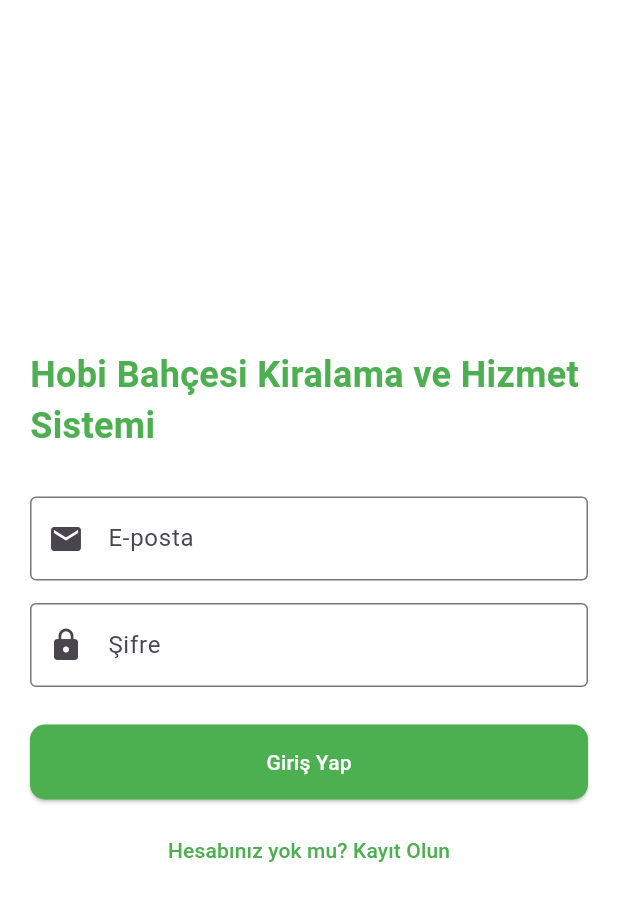
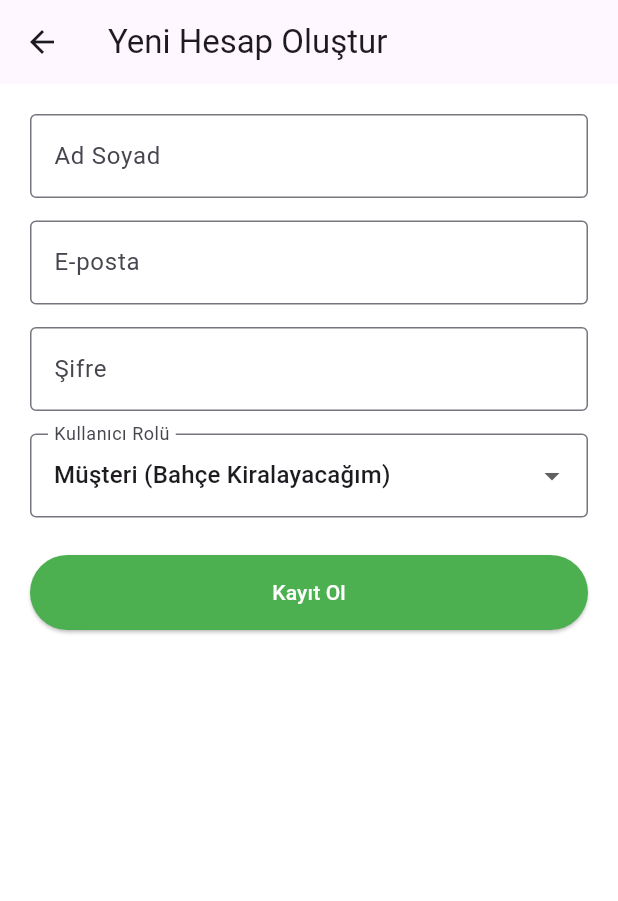
Before and after one commit to suraesgi/243301071_EmineSuraEsgi_Flutter_Proje, a Flutter app: the screen it shows after launch, after a tap on "Hesabınız yok mu? Kayıt Olun", on a phone screen of 412 x 824 dp. Shown: the top 901 px of the screen. Run offline on Flutter 3.47's test engine with Material 3 defaults, Android fonts, the phone set to English and light mode, and no system bars.

Commit message:
Ekran kodları screens klasörüne taşındı ve mimari düzenlendi.

```diff
--- a/lib/main.dart
+++ b/lib/main.dart
@@ -1,4 +1,5 @@
 import 'package:flutter/material.dart';
+import 'screens/login_screen.dart';
 
 void main() {
   runApp(const HobiBahcesiApp());
@@ -11,7 +12,7 @@ class HobiBahcesiApp extends StatelessWidget {
   Widget build(BuildContext context) {
     return MaterialApp(
       debugShowCheckedModeBanner: false,
-      title: 'Hobi Bahçesi Kiralama ve Hizmet Sistemi',
+      title: 'Hobi Bahçesi Kiralama',
       theme: ThemeData(
         scaffoldBackgroundColor: Colors.white,
         primarySwatch: Colors.green,
@@ -20,71 +21,3 @@ class HobiBahcesiApp extends StatelessWidget {
     );
   }
 }
-
-class GirisEkrani extends StatelessWidget {
-  const GirisEkrani({super.key});
-
-  @override
-  Widget build(BuildContext context) {
-    return Scaffold(
-      body: Padding(
-        padding: const EdgeInsets.all(20.0),
-        child: Column(
-          mainAxisAlignment: MainAxisAlignment.center,
-          children: [
-            const Text(
-              "Hobi Bahçesi Kiralama ve Hizmet Sistemi",
-              style: TextStyle(
-                fontSize: 24,
-                fontWeight: FontWeight.bold,
-                color: Colors.green,
-              ),
-            ),
-            const SizedBox(height: 30),
-            const TextField(
-              decoration: InputDecoration(
-                labelText: 'E-posta',
-                border: OutlineInputBorder(),
-                prefixIcon: Icon(Icons.email),
-              ),
-            ),
-            const SizedBox(height: 15),
-            const TextField(
-              obscureText: true,
-              decoration: InputDecoration(
-                labelText: 'Şifre',
-                border: OutlineInputBorder(),
-                prefixIcon: Icon(Icons.lock),
-              ),
-            ),
-            const SizedBox(height: 25),
-            ElevatedButton(
-              onPressed: () {
-                print("LOG: Giriş yap butonuna basıldı.");
-              },
-              style: ElevatedButton.styleFrom(
-                backgroundColor: Colors.green,
-                foregroundColor: Colors.white,
-                minimumSize: const Size(double.infinity, 50),
-                shape: RoundedRectangleBorder(
-                  borderRadius: BorderRadius.circular(10),
-                ),
-              ),
-              child: const Text("Giriş Yap"),
-            ),
-            const SizedBox(height: 10),
-            TextButton(
-              onPressed: () {
-                print("LOG: Kayıt Ol ekranına yönlendiriliyor.");
-              },
-              child: const Text(
-                "Hesabınız yok mu? Kayıt Olun",
-                style: TextStyle(color: Colors.green),
-              ),
-            ),
-          ],
-        ),
-      ),
-    );
-  }
-}
--- /dev/null
+++ b/lib/screens/login_screen.dart
@@ -0,0 +1,92 @@
+import 'package:flutter/material.dart';
+import 'register_screen.dart';
+
+void main() {
+  runApp(const HobiBahcesiApp());
+}
+
+class HobiBahcesiApp extends StatelessWidget {
+  const HobiBahcesiApp({super.key});
+
+  @override
+  Widget build(BuildContext context) {
+    return MaterialApp(
+      debugShowCheckedModeBanner: false,
+      title: 'Hobi Bahçesi Kiralama ve Hizmet Sistemi',
+      theme: ThemeData(
+        scaffoldBackgroundColor: Colors.white,
+        primarySwatch: Colors.green,
+      ),
+      home: const GirisEkrani(),
+    );
+  }
+}
+
+class GirisEkrani extends StatelessWidget {
+  const GirisEkrani({super.key});
+
+  @override
+  Widget build(BuildContext context) {
+    return Scaffold(
+      body: Padding(
+        padding: const EdgeInsets.all(20.0),
+        child: Column(
+          mainAxisAlignment: MainAxisAlignment.center,
+          children: [
+            const Text(
+              "Hobi Bahçesi Kiralama ve Hizmet Sistemi",
+              style: TextStyle(
+                fontSize: 24,
+                fontWeight: FontWeight.bold,
+                color: Colors.green,
+              ),
+            ),
+            const SizedBox(height: 30),
+            const TextField(
+              decoration: InputDecoration(
+                labelText: 'E-posta',
+                border: OutlineInputBorder(),
+                prefixIcon: Icon(Icons.email),
+              ),
+            ),
+            const SizedBox(height: 15),
+            const TextField(
+              obscureText: true,
+              decoration: InputDecoration(
+                labelText: 'Şifre',
+                border: OutlineInputBorder(),
+                prefixIcon: Icon(Icons.lock),
+              ),
+            ),
+            const SizedBox(height: 25),
+            ElevatedButton(
+              onPressed: () {
+                print("LOG: Giriş yap butonuna basıldı.");
+              },
+              style: ElevatedButton.styleFrom(
+                backgroundColor: Colors.green,
+                foregroundColor: Colors.white,
+                minimumSize: const Size(double.infinity, 50),
+                shape: RoundedRectangleBorder(
+                  borderRadius: BorderRadius.circular(10),
+                ),
+              ),
+              child: const Text("Giriş Yap"),
+            ),
+            const SizedBox(height: 10),
+            TextButton(
+              onPressed: (){
+                print("LOG: Kayıt Ol ekranına yönlendiriliyor.");
+                Navigator.push(
+                  context,
+                  MaterialPageRoute(builder: (context) => const KayitEkrani()),
+                );
+              },
+              child: const Text("Hesabınız yok mu? Kayıt Olun"),
+            ),
+          ],
+        ),
+      ),
+    );
+  }
+}
--- /dev/null
+++ b/lib/screens/register_screen.dart
@@ -0,0 +1,72 @@
+import 'package:flutter/material.dart';
+
+class KayitEkrani extends StatefulWidget {
+  const KayitEkrani({super.key});
+
+  @override
+  State<KayitEkrani> createState() => _KayitEkraniState();
+}
+
+class _KayitEkraniState extends State<KayitEkrani> {
+  // Seçilen rolü tutacak değişken (Varsayılan: Müşteri)
+  String secilenRol = 'Müşteri';
+
+  @override
+  Widget build(BuildContext context) {
+    return Scaffold(
+      appBar: AppBar(title: const Text("Yeni Hesap Oluştur")),
+      body: SingleChildScrollView( // Klavye açıldığında ekranın kayması için
+        padding: const EdgeInsets.all(20.0),
+        child: Column(
+          children: [
+            const TextField(
+              decoration: InputDecoration(labelText: 'Ad Soyad', border: OutlineInputBorder()),
+            ),
+            const SizedBox(height: 15),
+            const TextField(
+              decoration: InputDecoration(labelText: 'E-posta', border: OutlineInputBorder()),
+            ),
+            const SizedBox(height: 15),
+            const TextField(
+              obscureText: true,
+              decoration: InputDecoration(labelText: 'Şifre', border: OutlineInputBorder()),
+            ),
+            const SizedBox(height: 15),
+
+            // --- HOCANIN İSTEDİĞİ ROL SEÇİMİ ---
+            DropdownButtonFormField<String>(
+              value: secilenRol,
+              decoration: const InputDecoration(
+                labelText: 'Kullanıcı Rolü',
+                border: OutlineInputBorder(),
+              ),
+              items: const [
+                DropdownMenuItem(value: 'Müşteri', child: Text("Müşteri (Bahçe Kiralayacağım)")),
+                DropdownMenuItem(value: 'Sahip', child: Text("Bahçe Sahibi (Bahçem Var)")),
+              ],
+              onChanged: (value) {
+                setState(() {
+                  secilenRol = value!;
+                });
+                print("LOG: Kullanıcı rolü seçildi: $secilenRol"); // Log kaydı kuralı
+              },
+            ),
+
+            const SizedBox(height: 25),
+            ElevatedButton(
+              onPressed: () {
+                print("LOG: Kayıt ol butonuna basıldı. Rol: $secilenRol");
+              },
+              style: ElevatedButton.styleFrom(
+                backgroundColor: Colors.green,
+                foregroundColor: Colors.white,
+                minimumSize: const Size(double.infinity, 50),
+              ),
+              child: const Text("Kayıt Ol"),
+            ),
+          ],
+        ),
+      ),
+    );
+  }
+}
```
